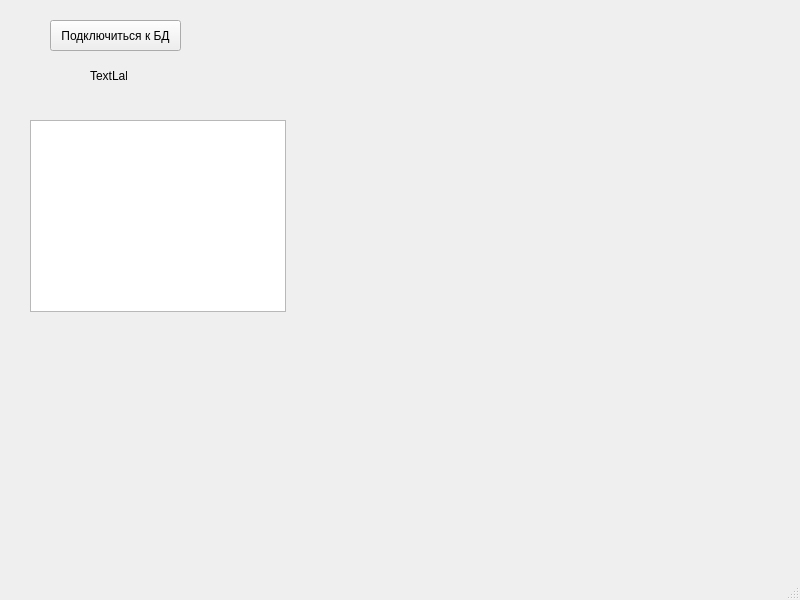
First picture: the form in mainwindow.ui, repository GarDeN-bear/Airport_Inspector, before the edit.
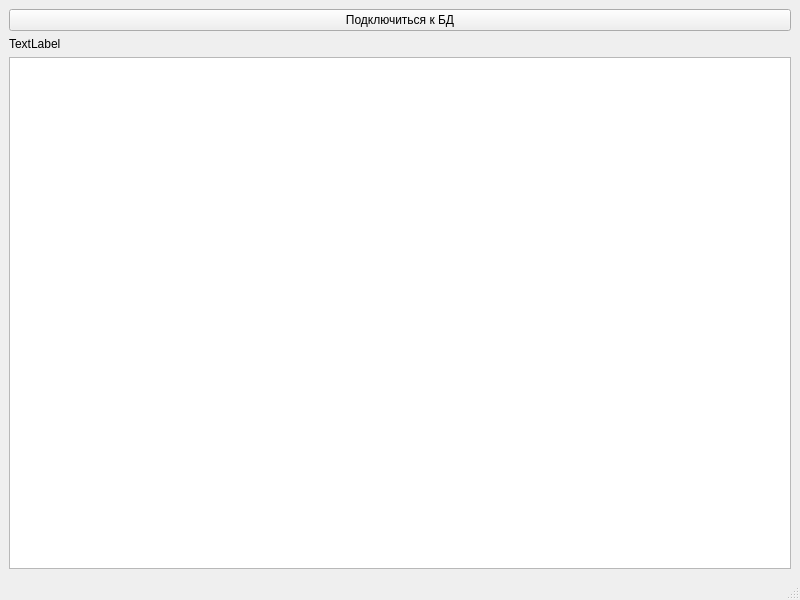
Second picture: the form after the edit.

```diff
--- a/mainwindow.ui
+++ b/mainwindow.ui
@@ -14,42 +14,25 @@
    <string>MainWindow</string>
   </property>
   <widget class="QWidget" name="centralwidget">
-   <widget class="QTableView" name="tb_main">
-    <property name="geometry">
-     <rect>
-      <x>30</x>
-      <y>120</y>
-      <width>256</width>
-      <height>192</height>
-     </rect>
-    </property>
-   </widget>
+   <layout class="QGridLayout" name="gridLayout">
+    <item row="0" column="0">
    <widget class="QPushButton" name="pb_connect">
-    <property name="geometry">
-     <rect>
-      <x>50</x>
-      <y>20</y>
-      <width>131</width>
-      <height>31</height>
-     </rect>
-    </property>
     <property name="text">
      <string>Подключиться к БД</string>
     </property>
    </widget>
+    </item>
+    <item row="1" column="0">
    <widget class="QLabel" name="lb_status">
-    <property name="geometry">
-     <rect>
-      <x>90</x>
-      <y>70</y>
-      <width>37</width>
-      <height>12</height>
-     </rect>
-    </property>
     <property name="text">
      <string>TextLabel</string>
     </property>
    </widget>
+    </item>
+    <item row="2" column="0">
+     <widget class="QTableView" name="tb_main"/>
+    </item>
+   </layout>
   </widget>
   <widget class="QMenuBar" name="menubar">
    <property name="geometry">
```
Left out of the diff: 2 changed lines with no effect on the pictures. Lines whose indentation alone changed are shown as unchanged.
